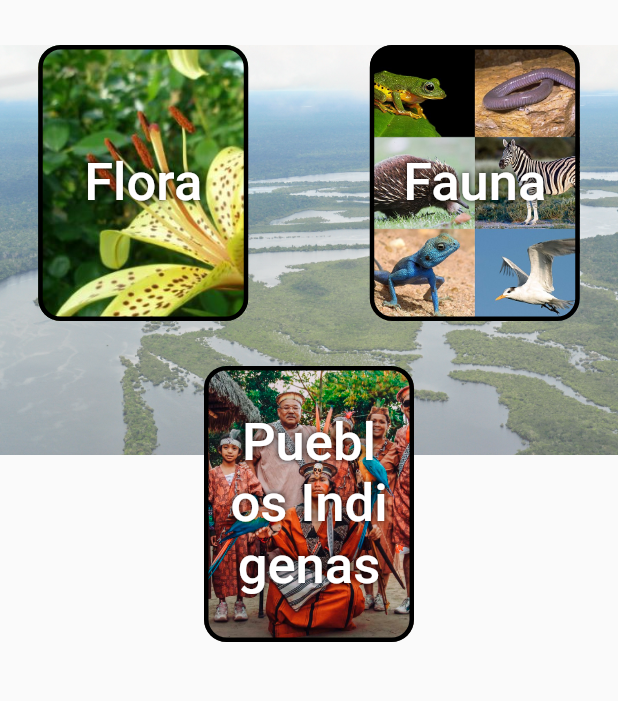
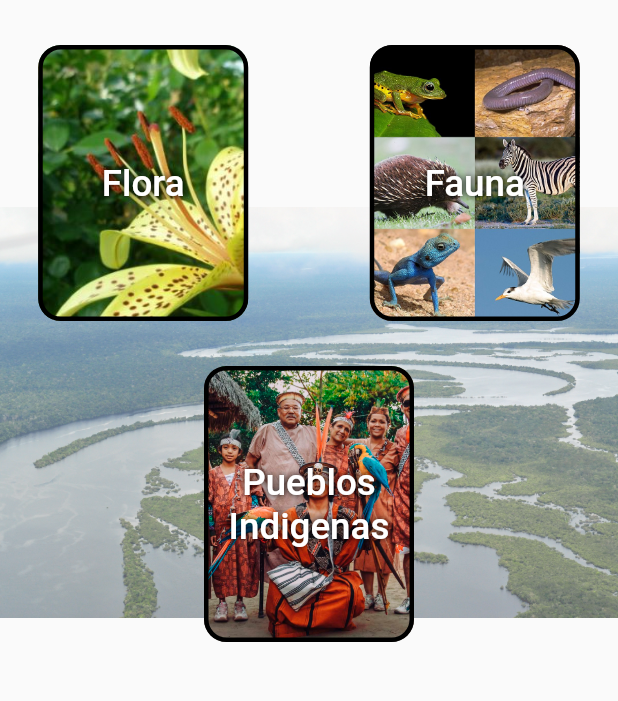
Before and after one commit to LeitoCab/Catalogo-de-especies, a Flutter app: the screen it shows after launch, on a phone screen of 412 x 824 dp, the part 342-1043 px from its top. Run offline on Flutter 3.47's test engine with Material 2 defaults, Android fonts, the light colour scheme and no system bars.

Commit message:
Correccion a algunas partes de los botones

```diff
--- a/catalogo_de_especies2/lib/home_botons.dart
+++ b/catalogo_de_especies2/lib/home_botons.dart
@@ -26,7 +26,7 @@ class homeboton extends StatelessWidget {
               child: Text(
                 texto,
                 textAlign: TextAlign.center,
-                style: TextStyle(fontSize: 35, shadows: [
+                style: TextStyle(fontSize: 24.5, shadows: [
                   Shadow(
                       blurRadius: 5.0,
                       color: Colors.black,
--- a/catalogo_de_especies2/lib/main.dart
+++ b/catalogo_de_especies2/lib/main.dart
@@ -87,6 +87,7 @@ class HomePage extends StatelessWidget {
                 opacity: 0.6,
                 child: Image.asset(
                   'assets/Amazonia.jpg',
+                  height: 490,
                 ),
               ),
               Column(
```
